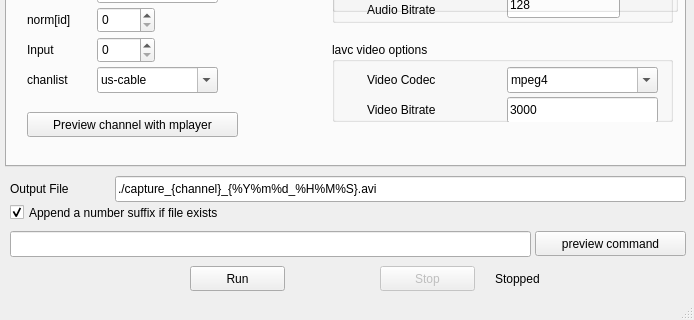
This is ui/mtvcgui.ui in sbruno/mtvcgui as Qt 5 draws it before an edit; both pictures show x 0 to 694 and y 203 to 523 of the 694 by 523 pixel window. The edited form follows.
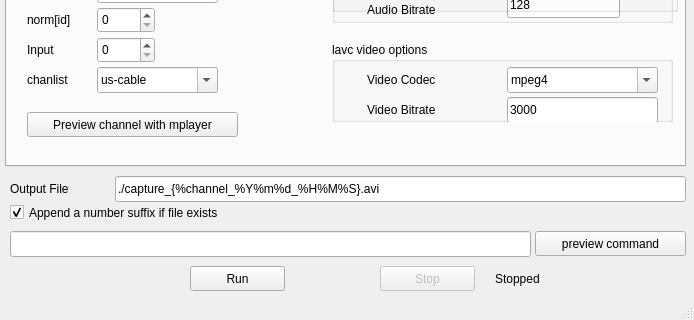
This is the edited form.

Commit message: Se permite especificar el canal en el nombre del archivo con %channel dentro de los {}

The edit to the form file:
```diff
--- a/ui/mtvcgui.ui
+++ b/ui/mtvcgui.ui
@@ -35,8 +35,8 @@
       <height>26</height>
      </rect>
     </property>
-    <property name="text" >
-     <string>./capture_{channel}_{%Y%m%d_%H%M%S}.avi</string>
+    <property name="text">
+     <string>./capture_{%channel_%Y%m%d_%H%M%S}.avi</string>
     </property>
    </widget>
    <widget class="QLabel" name="label" >
```
Left out of the diff: 685 changed lines with no effect on the pictures. The commit also changes 2 other files.
